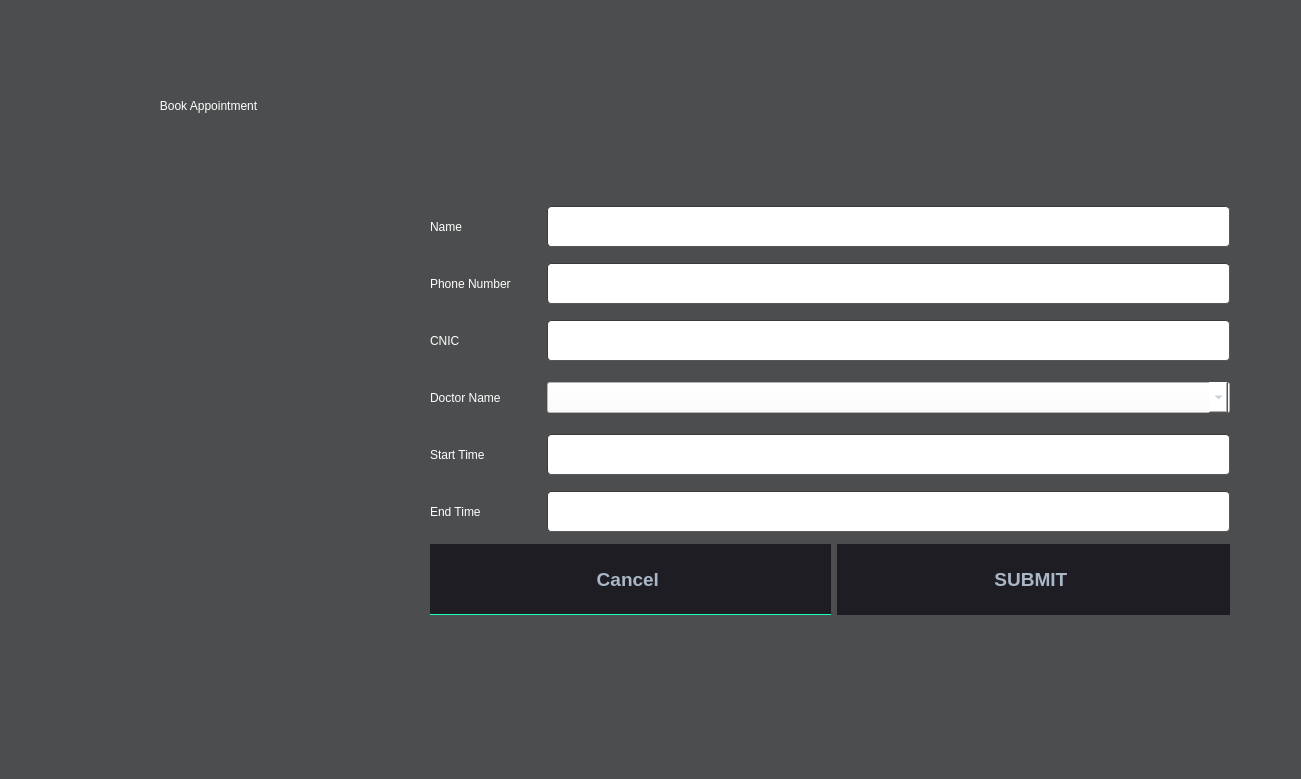
The window that dialogappointment.ui (OmerJauhar/Hospital-Management-System-HMS-QT-Software-OOP-C-) describes before a commit, drawn with Qt 5.
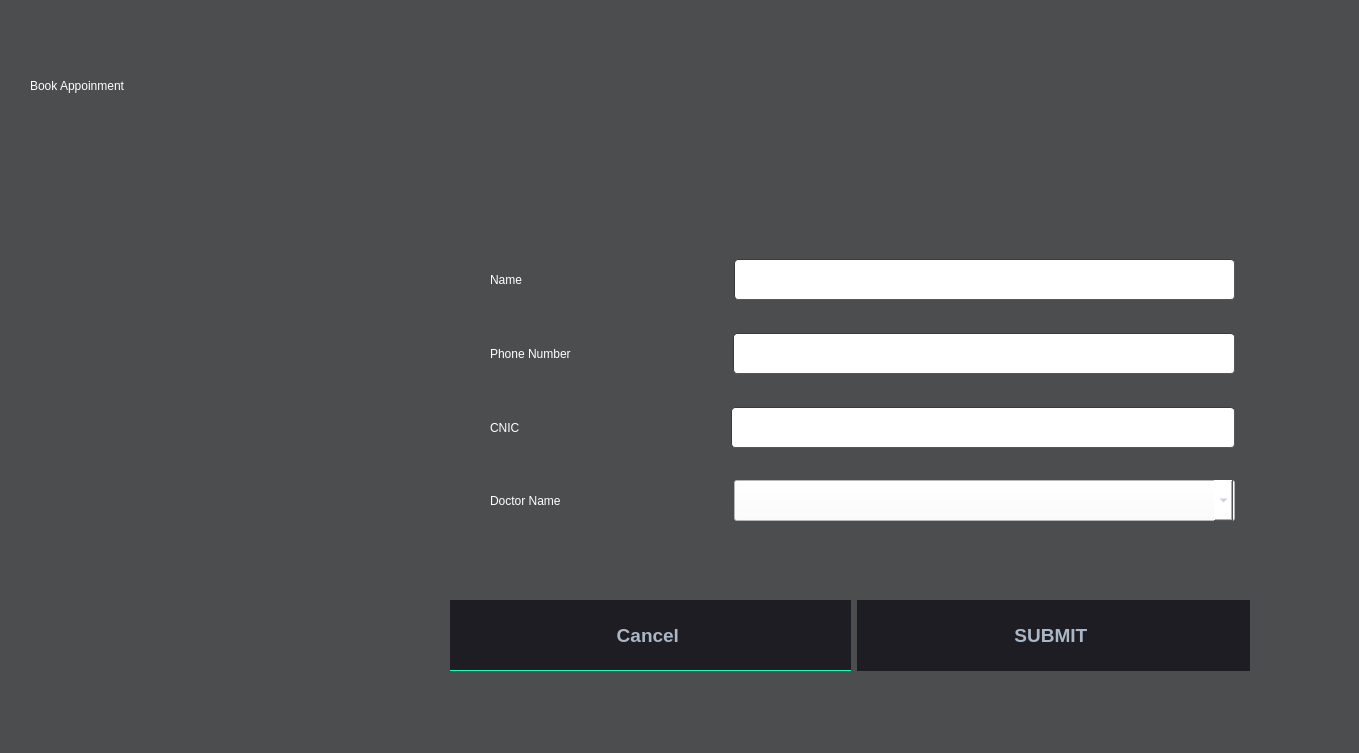
The same window after the commit.

What changed in the file:
```diff
--- a/dialogappointment.ui
+++ b/dialogappointment.ui
@@ -6,8 +6,8 @@
    <rect>
     <x>0</x>
     <y>0</y>
-    <width>1301</width>
-    <height>779</height>
+    <width>1359</width>
+    <height>753</height>
    </rect>
   </property>
   <property name="windowTitle">
@@ -401,44 +401,38 @@
   <widget class="QLabel" name="label">
    <property name="geometry">
     <rect>
-     <x>80</x>
-     <y>10</y>
-     <width>681</width>
-     <height>191</height>
+     <x>30</x>
+     <y>30</y>
+     <width>1131</width>
+     <height>111</height>
     </rect>
    </property>
    <property name="minimumSize">
     <size>
-     <width>641</width>
-     <height>191</height>
-    </size>
-   </property>
-   <property name="maximumSize">
-    <size>
-     <width>1091</width>
-     <height>191</height>
+     <width>1131</width>
+     <height>111</height>
     </size>
    </property>
    <property name="styleSheet">
     <string notr="true">font: 30pt &quot;Modern No. 20&quot;;</string>
    </property>
    <property name="text">
-    <string>                        Book Appointment </string>
+    <string>Book Appoinment </string>
    </property>
   </widget>
   <widget class="QLabel" name="label_2">
    <property name="geometry">
     <rect>
-     <x>80</x>
-     <y>200</y>
-     <width>351</width>
-     <height>411</height>
+     <x>30</x>
+     <y>110</y>
+     <width>421</width>
+     <height>471</height>
     </rect>
    </property>
    <property name="minimumSize">
     <size>
-     <width>351</width>
-     <height>411</height>
+     <width>411</width>
+     <height>471</height>
     </size>
    </property>
    <property name="text">
@@ -448,21 +442,27 @@
   <widget class="QWidget" name="">
    <property name="geometry">
     <rect>
-     <x>430</x>
-     <y>200</y>
-     <width>800</width>
-     <height>417</height>
+     <x>490</x>
+     <y>240</y>
+     <width>745</width>
+     <height>301</height>
     </rect>
    </property>
-   <layout class="QGridLayout" name="gridLayout_2">
-    <item row="0" column="0" colspan="2">
-     <layout class="QGridLayout" name="gridLayout">
-      <item row="0" column="0">
+   <property name="minimumSize">
+    <size>
+     <width>745</width>
+     <height>251</height>
+    </size>
+   </property>
+   <layout class="QGridLayout" name="gridLayout">
+    <item row="0" column="0">
+     <layout class="QHBoxLayout" name="horizontalLayout">
+      <item>
        <widget class="QLabel" name="label_15">
         <property name="minimumSize">
          <size>
-          <width>111</width>
-          <height>51</height>
+          <width>238</width>
+          <height>56</height>
          </size>
         </property>
         <property name="styleSheet">
@@ -473,11 +473,11 @@
         </property>
        </widget>
       </item>
-      <item row="0" column="1">
+      <item>
        <widget class="QLineEdit" name="linename">
         <property name="minimumSize">
          <size>
-          <width>377</width>
+          <width>497</width>
           <height>41</height>
          </size>
         </property>
@@ -492,12 +492,16 @@
         </property>
        </widget>
       </item>
-      <item row="1" column="0">
+     </layout>
+    </item>
+    <item row="1" column="0">
+     <layout class="QHBoxLayout" name="horizontalLayout_4">
+      <item>
        <widget class="QLabel" name="label_19">
         <property name="minimumSize">
          <size>
-          <width>111</width>
-          <height>51</height>
+          <width>237</width>
+          <height>56</height>
          </size>
         </property>
         <property name="styleSheet">
@@ -508,11 +512,11 @@
         </property>
        </widget>
       </item>
-      <item row="1" column="1">
+      <item>
        <widget class="QLineEdit" name="linephone">
         <property name="minimumSize">
          <size>
-          <width>375</width>
+          <width>498</width>
           <height>41</height>
          </size>
         </property>
@@ -527,12 +531,16 @@
         </property>
        </widget>
       </item>
-      <item row="2" column="0">
+     </layout>
+    </item>
+    <item row="2" column="0">
+     <layout class="QHBoxLayout" name="horizontalLayout_3">
+      <item>
        <widget class="QLabel" name="label_20">
         <property name="minimumSize">
          <size>
-          <width>111</width>
-          <height>51</height>
+          <width>235</width>
+          <height>55</height>
          </size>
         </property>
         <property name="styleSheet">
@@ -543,11 +551,11 @@
         </property>
        </widget>
       </item>
-      <item row="2" column="1">
+      <item>
        <widget class="QLineEdit" name="linecnic">
         <property name="minimumSize">
          <size>
-          <width>375</width>
+          <width>500</width>
           <height>41</height>
          </size>
         </property>
@@ -562,12 +570,16 @@
         </property>
        </widget>
       </item>
-      <item row="3" column="0">
+     </layout>
+    </item>
+    <item row="3" column="0">
+     <layout class="QHBoxLayout" name="horizontalLayout_2">
+      <item>
        <widget class="QLabel" name="label_22">
         <property name="minimumSize">
          <size>
-          <width>111</width>
-          <height>51</height>
+          <width>234</width>
+          <height>56</height>
          </size>
         </property>
         <property name="styleSheet">
@@ -578,75 +590,11 @@
         </property>
        </widget>
       </item>
-      <item row="3" column="1">
+      <item>
        <widget class="QComboBox" name="comboBox">
-        <property name="font">
-         <font>
-          <pointsize>14</pointsize>
-          <bold>true</bold>
-         </font>
-        </property>
-        <property name="styleSheet">
-         <string notr="true">background-color:rgb(255, 255, 255)</string>
-        </property>
-       </widget>
-      </item>
-      <item row="4" column="0">
-       <widget class="QLabel" name="label_21">
         <property name="minimumSize">
          <size>
-          <width>111</width>
-          <height>51</height>
-         </size>
-        </property>
-        <property name="styleSheet">
-         <string notr="true">font: 25pt &quot;Modern No. 20&quot;;</string>
-        </property>
-        <property name="text">
-         <string>Start Time </string>
-        </property>
-       </widget>
-      </item>
-      <item row="4" column="1">
-       <widget class="QLineEdit" name="linest">
-        <property name="minimumSize">
-         <size>
-          <width>375</width>
-          <height>41</height>
-         </size>
-        </property>
-        <property name="font">
-         <font>
-          <pointsize>14</pointsize>
-          <bold>true</bold>
-         </font>
-        </property>
-        <property name="styleSheet">
-         <string notr="true">background-color:rgb(255, 255, 255)</string>
-        </property>
-       </widget>
-      </item>
-      <item row="5" column="0">
-       <widget class="QLabel" name="label_23">
-        <property name="minimumSize">
-         <size>
-          <width>111</width>
-          <height>51</height>
-         </size>
-        </property>
-        <property name="styleSheet">
-         <string notr="true">font: 25pt &quot;Modern No. 20&quot;;</string>
-        </property>
-        <property name="text">
-         <string>End Time </string>
-        </property>
-       </widget>
-      </item>
-      <item row="5" column="1">
-       <widget class="QLineEdit" name="linedoctor_6">
-        <property name="minimumSize">
-         <size>
-          <width>375</width>
+          <width>501</width>
           <height>41</height>
          </size>
         </property>
@@ -663,7 +611,25 @@
       </item>
      </layout>
     </item>
-    <item row="1" column="0">
+   </layout>
+  </widget>
+  <widget class="QWidget" name="">
+   <property name="geometry">
+    <rect>
+     <x>450</x>
+     <y>600</y>
+     <width>800</width>
+     <height>73</height>
+    </rect>
+   </property>
+   <property name="minimumSize">
+    <size>
+     <width>800</width>
+     <height>73</height>
+    </size>
+   </property>
+   <layout class="QFormLayout" name="formLayout">
+    <item row="0" column="0">
      <widget class="QPushButton" name="pushButton_7">
       <property name="minimumSize">
        <size>
@@ -682,7 +648,7 @@
       </property>
      </widget>
     </item>
-    <item row="1" column="1">
+    <item row="0" column="1">
      <widget class="QPushButton" name="pushButton_8">
       <property name="minimumSize">
        <size>
```
Left out of the diff: 2 changed lines with no effect on the pictures.
